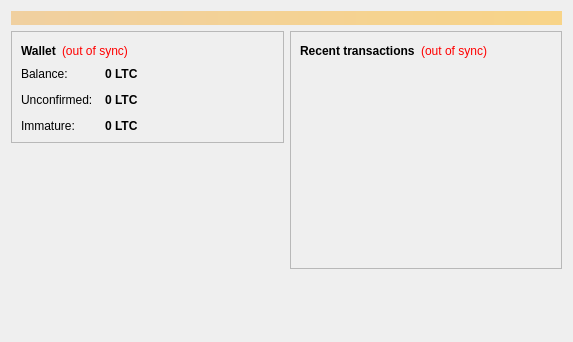
Above: src/qt/forms/overviewpage.ui from gogogoutham/co2in before the change. Below: the same form after it.
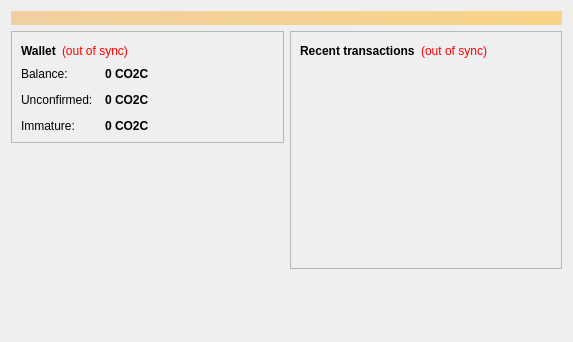
That is the form after the change.

Diff of the .ui file:
```diff
--- a/src/qt/forms/overviewpage.ui
+++ b/src/qt/forms/overviewpage.ui
@@ -122,7 +122,7 @@
                <string>Your current balance</string>
               </property>
               <property name="text">
-               <string notr="true">0 LTC</string>
+               <string notr="true">0 CO2C</string>
               </property>
               <property name="textInteractionFlags">
                <set>Qt::LinksAccessibleByMouse|Qt::TextSelectableByKeyboard|Qt::TextSelectableByMouse</set>
@@ -151,7 +151,7 @@
                <string>Total of transactions that have yet to be confirmed, and do not yet count toward the current balance</string>
               </property>
               <property name="text">
-               <string notr="true">0 LTC</string>
+               <string notr="true">0 CO2C</string>
               </property>
               <property name="textInteractionFlags">
                <set>Qt::LinksAccessibleByMouse|Qt::TextSelectableByKeyboard|Qt::TextSelectableByMouse</set>
@@ -177,7 +177,7 @@
                <string>Mined balance that has not yet matured</string>
               </property>
               <property name="text">
-               <string notr="true">0 LTC</string>
+               <string notr="true">0 CO2C</string>
               </property>
               <property name="textInteractionFlags">
                <set>Qt::LinksAccessibleByMouse|Qt::TextSelectableByKeyboard|Qt::TextSelectableByMouse</set>
```
Left out of the diff: 4 changed lines with no effect on the pictures.
